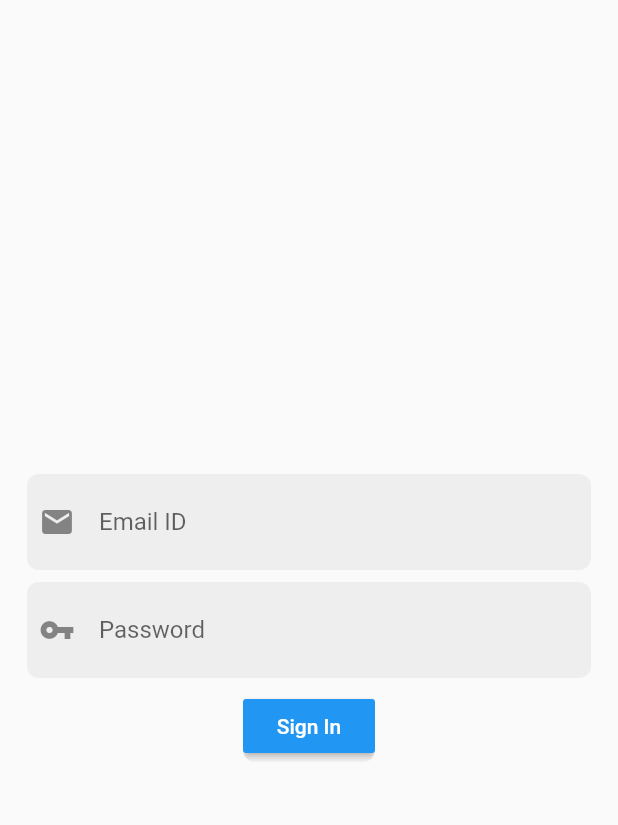
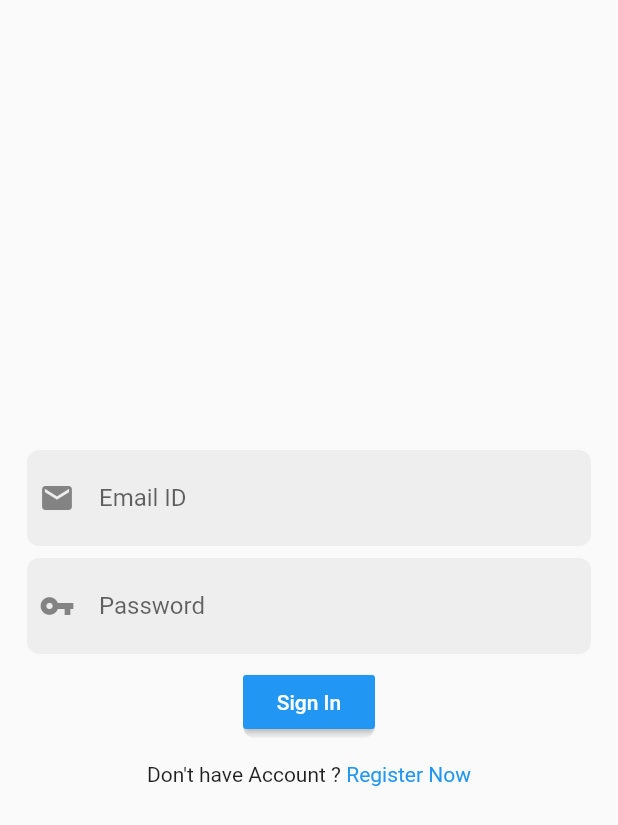
Before and after one commit to moresushant48/ChatOut, a Flutter app: the screen it shows after launch, on a phone screen of 412 x 824 dp. Shown: the top 825 px of the screen. Run offline on Flutter 3.47's test engine with Material 2 defaults, Android fonts, the phone set to English and light mode, and no system bars; our stand-ins replace firebase_auth; accounts and stored records are empty.

Commit message:
Login UI Update
Signed-off-by: Sushant More <moresushant48@gmail.com>

```diff
--- a/lib/main.dart
+++ b/lib/main.dart
@@ -1,6 +1,6 @@
 import 'package:chatapp/views/HomePage.dart';
 import 'package:chatapp/views/SignIn.dart';
-import 'package:chatapp/views/SignUp.dart';
+
 import 'package:flutter/material.dart';
 
 void main() {
--- a/lib/views/SignIn.dart
+++ b/lib/views/SignIn.dart
@@ -1,3 +1,4 @@
+import 'package:chatapp/views/SignUp.dart';
 import 'package:flutter/material.dart';
 
 class SignIn extends StatefulWidget {
@@ -68,7 +69,7 @@ class _SignInState extends State<SignIn> {
                 //
                 ClipRRect(
                   borderRadius: BorderRadius.circular(8.0),
-                  child: MaterialButton(
+                  child: RaisedButton(
                     color: Colors.blue,
                     onPressed: () {},
                     child: Text(
@@ -76,6 +77,25 @@ class _SignInState extends State<SignIn> {
                       style: TextStyle(color: Colors.white),
                     ),
                   ),
+                ),
+                SizedBox(height: 16.0),
+                //
+                Row(
+                  mainAxisAlignment: MainAxisAlignment.center,
+                  children: [
+                    Text("Don't have Account ? "),
+                    GestureDetector(
+                      onTap: () => Navigator.push(
+                          context,
+                          MaterialPageRoute(
+                            builder: (context) => SignUp(),
+                          )),
+                      child: Text(
+                        "Register Now",
+                        style: TextStyle(color: Colors.blue),
+                      ),
+                    )
+                  ],
                 )
               ],
             )),
```
